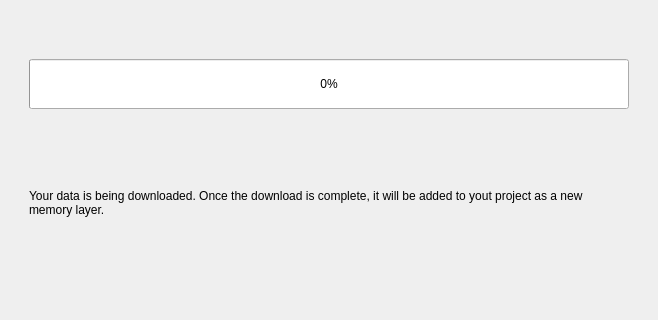
First picture: the form in cadasta/gui/ui/wizard/step_project_download02.ui, repository Cadasta/cadasta-qgis-plugin, before the edit; both pictures show x 0 to 658 and y 152 to 472 of the 658 by 472 pixel window.
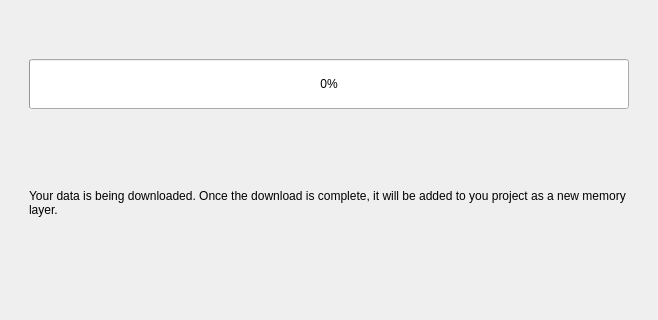
Second picture: the form after the edit.

The edit to the form file:
```diff
--- a/cadasta/gui/ui/wizard/step_project_download02.ui
+++ b/cadasta/gui/ui/wizard/step_project_download02.ui
@@ -66,7 +66,7 @@
         <item>
          <widget class="QLabel" name="label_6">
           <property name="text">
-           <string>Your data is being downloaded. Once the download is complete, it will be added to yout project as a new memory layer.</string>
+           <string>Your data is being downloaded. Once the download is complete, it will be added to you project as a new memory layer.</string>
           </property>
           <property name="wordWrap">
            <bool>true</bool>
```
